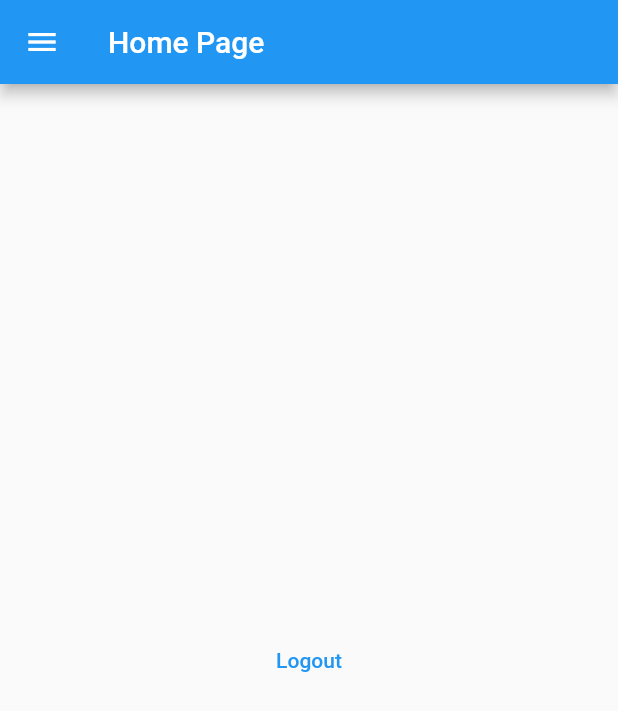
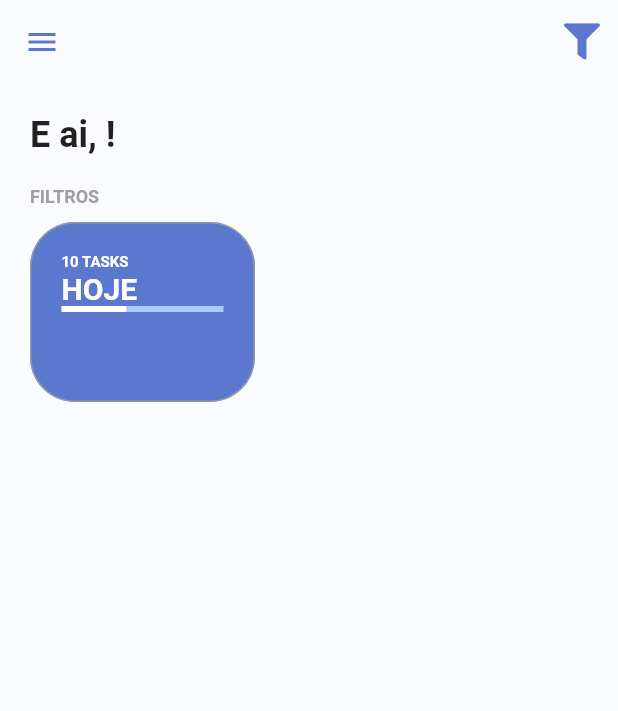
Before and after one commit to brunozupp/modulo_17_todo_list, a Flutter app: the screen it shows once a user with an empty profile is signed in, on a phone screen of 412 x 824 dp. Shown: the top 711 px of the screen. Run offline on Flutter 3.47's test engine with Material 2 defaults, Android fonts, the phone set to English and light mode, and no system bars; our stand-ins replace firebase_auth, firebase_core, flutter_signin_button, google_fonts, google_sign_in, sqflite and 2 more; missing offline and left inert: flutter_overlay_loader, validatorless; accounts and stored records are empty; network calls fail; Roboto replaces fonts that are missing (Mandali).

Commit message:
Construindo Layout da HomePage - Parte 1

```diff
--- a/lib/app/core/ui/todo_list_icons.dart
+++ b/lib/app/core/ui/todo_list_icons.dart
@@ -27,4 +27,5 @@ class TodoListIcons {
 
   static const IconData eye = IconData(0xf06e, fontFamily: _kFontFam, fontPackage: _kFontPkg);
   static const IconData eye_slash = IconData(0xf070, fontFamily: _kFontFam, fontPackage: _kFontPkg);
+  static const IconData filter = IconData(0xf0b0, fontFamily: _kFontFam, fontPackage: _kFontPkg);
 }
--- a/lib/app/modules/home/home_page.dart
+++ b/lib/app/modules/home/home_page.dart
@@ -1,5 +1,9 @@
 import 'package:flutter/material.dart';
 import 'package:modulo_17_todo_list/app/core/auth/auth_provider.dart';
+import 'package:modulo_17_todo_list/app/core/ui/theme_extensions.dart';
+import 'package:modulo_17_todo_list/app/core/ui/todo_list_icons.dart';
+import 'package:modulo_17_todo_list/app/modules/home/widgets/home_filters.dart';
+import 'package:modulo_17_todo_list/app/modules/home/widgets/home_header.dart';
 import 'package:provider/provider.dart';
 
 class HomePage extends StatelessWidget {
@@ -10,16 +14,53 @@ class HomePage extends StatelessWidget {
    Widget build(BuildContext context) {
     return Scaffold(
       appBar: AppBar(
-        title: const Text('Home Page'),
+        iconTheme: IconThemeData(
+          color: context.primaryColor,
+        ),
+        backgroundColor: Colors.transparent,
+        elevation: 0,
+        actions: [
+          PopupMenuButton(
+            icon: const Icon(
+              TodoListIcons.filter,
+            ),
+            itemBuilder: (_) => <PopupMenuItem<bool>>[
+              const PopupMenuItem<bool>(
+                child: Text(
+                  "Mostrar tarefas concluidas",
+                ),
+              ),
+            ],
+          ),
+        ],
       ),
+      backgroundColor: const Color(0xFFFAFBFE),
       drawer: const HomePage(),
-      body: Center(
-        child: TextButton(
-          onPressed: () {
-            context.read<AuthProvider>().logout();
-          },
-          child: Text("Logout"),
-        ),
+      body: LayoutBuilder(
+        builder: (context, constraints) {
+          return SingleChildScrollView(
+            child: ConstrainedBox(
+              constraints: BoxConstraints(
+                minHeight: constraints.maxHeight,
+                minWidth: constraints.maxWidth,
+              ),
+              child: Container(
+                margin: EdgeInsets.symmetric(
+                  horizontal: 20,
+                ),
+                child: IntrinsicHeight(
+                  child: Column(
+                    crossAxisAlignment: CrossAxisAlignment.start,
+                    children: [
+                      HomeHeader(),
+                      HomeFilters(),
+                    ],
+                  ),
+                ),
+              ),
+            ),
+          );
+        },
       ),
     );
   }
--- /dev/null
+++ b/lib/app/modules/home/widgets/home_filters.dart
@@ -0,0 +1,36 @@
+import 'package:flutter/material.dart';
+import 'package:modulo_17_todo_list/app/core/ui/theme_extensions.dart';
+import 'package:modulo_17_todo_list/app/modules/home/widgets/todo_card_filter.dart';
+
+class HomeFilters extends StatefulWidget {
+  const HomeFilters({ Key? key }) : super(key: key);
+
+  @override
+  State<HomeFilters> createState() => _HomeFiltersState();
+}
+
+class _HomeFiltersState extends State<HomeFilters> {
+  @override
+  Widget build(BuildContext context) {
+    return Column(
+      crossAxisAlignment: CrossAxisAlignment.start,
+      children: [
+        Text(
+          "FILTROS",
+          style: context.titleStyle,
+        ),
+        const SizedBox(
+          height: 10,
+        ),
+        SingleChildScrollView(
+          scrollDirection: Axis.horizontal,
+          child: Row(
+            children: [
+              TodoCardFilter(),
+            ],
+          ),
+        ),
+      ],
+    );
+  }
+}
--- /dev/null
+++ b/lib/app/modules/home/widgets/home_header.dart
@@ -0,0 +1,32 @@
+import 'package:flutter/material.dart';
+import 'package:modulo_17_todo_list/app/core/auth/auth_provider.dart';
+import 'package:modulo_17_todo_list/app/core/ui/theme_extensions.dart';
+import 'package:provider/provider.dart';
+
+class HomeHeader extends StatelessWidget {
+  const HomeHeader({ Key? key }) : super(key: key);
+
+  @override
+  Widget build(BuildContext context) {
+    return Row(
+      children: [
+        Padding(
+          padding: const EdgeInsets.symmetric(vertical: 20),
+          child: Selector<AuthProvider,String>(
+            selector: (context, authProvider) {
+              return authProvider.user?.displayName ?? "Não informado";
+            },
+            builder: (context,displayName,child) {
+              return Text(
+                "E ai, $displayName!",
+                style: context.textTheme.headline5?.copyWith(
+                  fontWeight: FontWeight.bold,
+                ),
+              );
+            }
+          ),
+        ),
+      ],
+    );
+  }
+}
--- /dev/null
+++ b/lib/app/modules/home/widgets/todo_card_filter.dart
@@ -0,0 +1,58 @@
+import 'package:flutter/material.dart';
+import 'package:modulo_17_todo_list/app/core/ui/theme_extensions.dart';
+
+class TodoCardFilter extends StatefulWidget {
+  const TodoCardFilter({ Key? key }) : super(key: key);
+
+  @override
+  State<TodoCardFilter> createState() => _TodoCardFilterState();
+}
+
+class _TodoCardFilterState extends State<TodoCardFilter> {
+  @override
+  Widget build(BuildContext context) {
+    return Container(
+      constraints: BoxConstraints(
+        minHeight: 120,
+        maxWidth: 150,
+      ),
+      margin: EdgeInsets.only(
+        right: 10,
+      ),
+      padding: EdgeInsets.all(20),
+      decoration: BoxDecoration(
+        color: context.primaryColor,
+        border: Border.all(
+          width: 1,
+          color: Colors.grey.withOpacity(0.8),
+        ),
+        borderRadius: BorderRadius.circular(30),
+      ),
+      child: Column(
+        crossAxisAlignment: CrossAxisAlignment.start,
+        children: [
+          Text(
+            "10 TASKS",
+            style: context.titleStyle.copyWith(
+              fontSize: 10,
+              color: Colors.white,
+            ),
+          ),
+          Text(
+            "HOJE",
+            style: TextStyle(
+              fontSize: 20,
+              fontWeight: FontWeight.bold,
+              color: Colors.white,
+            ),
+          ),
+          LinearProgressIndicator(
+            backgroundColor: context.primaryColorLight,
+            valueColor: const AlwaysStoppedAnimation<Color>(Colors.white),
+            value: 0.4,
+          ),
+        ],
+      ),
+    );
+  }
+}
```
Also changed, not shown: assets/fonts/TodoListIcons.ttf.
